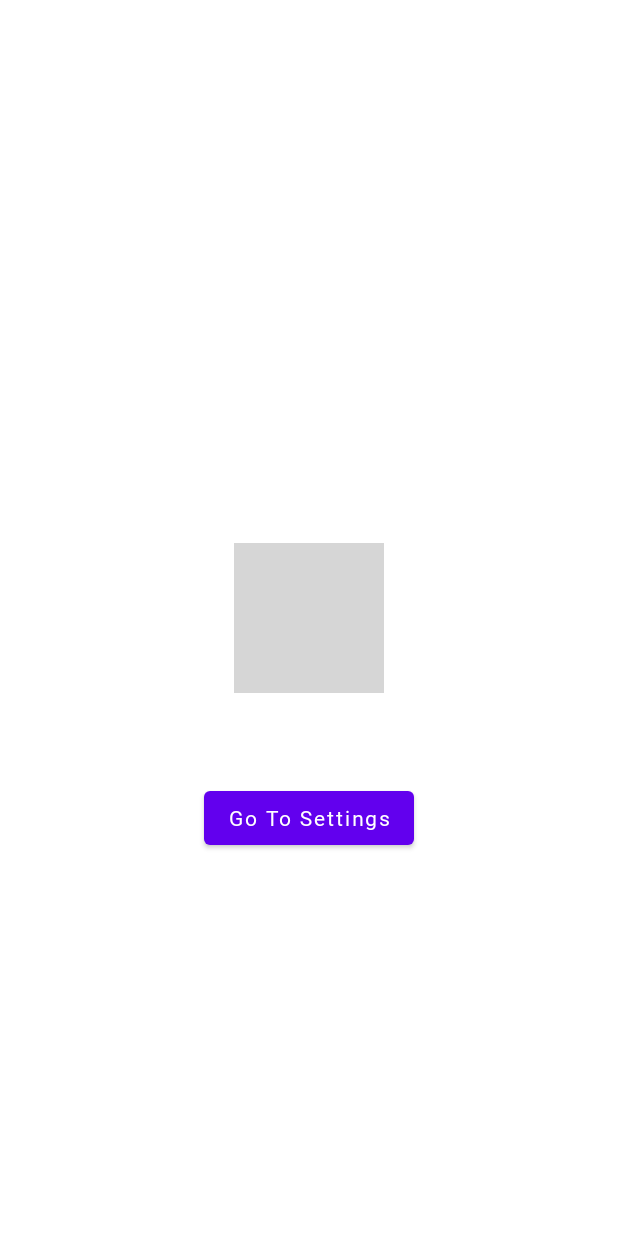
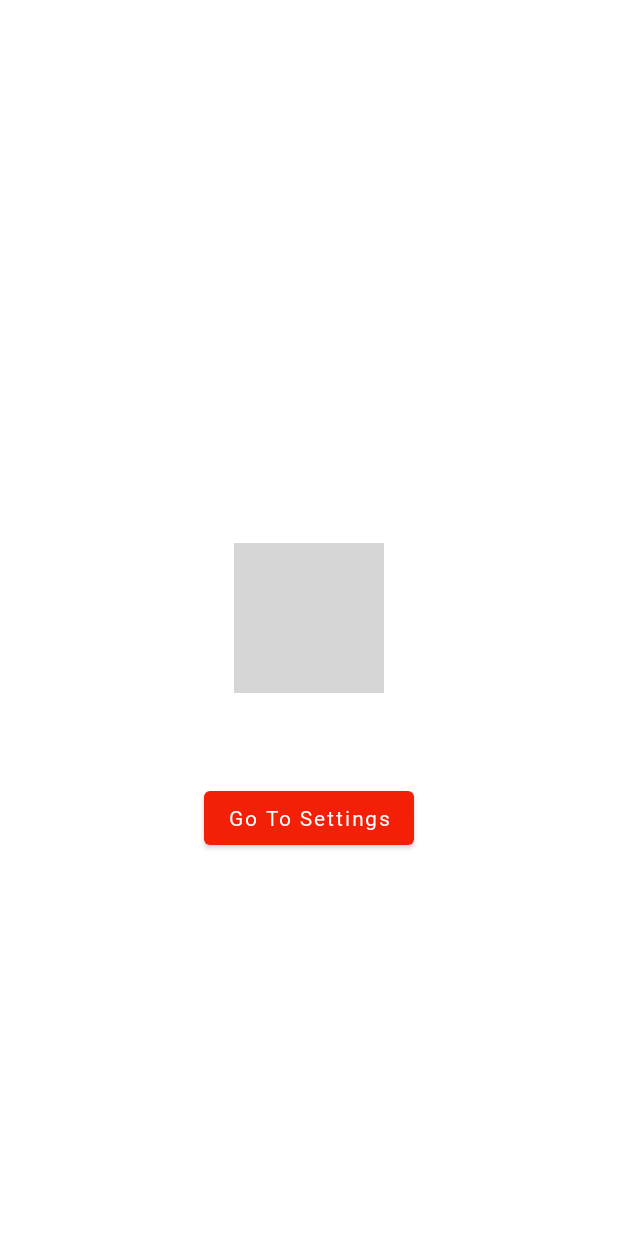
Before and after one commit to piyush921/MusicApp, an Android app: the PermissionDeniedActivity screen opened directly, with no data from a screen before it, on a phone screen of 412 x 824 dp. Run offline under Robolectric (Android 15) with nearby library versions, the phone set to English and light mode, and no system bars; 1 statement that could not run was skipped; grey boxes are pictures that could not be loaded.

Commit message:
rename songsRepository to repository, small changes

```diff
--- a/app/src/main/AndroidManifest.xml
+++ b/app/src/main/AndroidManifest.xml
@@ -10,10 +10,10 @@
 
     <application
         android:name=".MusicApplication"
-        android:allowBackup="true"
-        android:icon="@drawable/icon"
+        android:allowBackup="false"
+        android:icon="@drawable/ic_icon"
         android:label="@string/app_name"
-        android:roundIcon="@drawable/icon"
+        android:roundIcon="@drawable/ic_icon"
         android:supportsRtl="true"
         android:theme="@style/Theme.MusicApp"
         tools:ignore="LockedOrientationActivity">
--- a/app/src/main/java/com/music/app/SongSearch.kt
+++ b/app/src/main/java/com/music/app/SongSearch.kt
@@ -11,7 +11,7 @@ class SongSearch(
         val searchList: MutableList<SongsModel.Audio> = ArrayList()
 
         for (song in songList) {
-            if (song.title.contains(query)) {
+            if (song.title.lowercase().contains(query.lowercase())) {
                 searchList.add(song)
             }
         }
--- a/app/src/main/java/com/music/app/activities/PermissionDeniedActivity.kt
+++ b/app/src/main/java/com/music/app/activities/PermissionDeniedActivity.kt
@@ -1,6 +1,5 @@
 package com.music.app.activities
 
-import androidx.appcompat.app.AppCompatActivity
 import android.os.Bundle
 import android.view.View
 import com.bumptech.glide.Glide
@@ -10,9 +9,10 @@ import com.music.app.databinding.ActivityPermissionDeniedBinding
 import android.content.Intent
 import android.net.Uri
 import android.provider.Settings
+import com.music.app.base.BaseActivity
 
 
-class PermissionDeniedActivity : AppCompatActivity(), View.OnClickListener {
+class PermissionDeniedActivity : BaseActivity(), View.OnClickListener {
 
     private lateinit var binding: ActivityPermissionDeniedBinding
     private var text: String = ""
--- a/app/src/main/java/com/music/app/base/BaseActivity.kt
+++ b/app/src/main/java/com/music/app/base/BaseActivity.kt
@@ -7,7 +7,7 @@ import androidx.appcompat.app.AppCompatActivity
 import com.music.app.Constants
 import com.music.app.R
 import com.music.app.activities.PermissionDeniedActivity
-import com.music.app.songsRepository.SongsRepository
+import com.music.app.repository.SongsRepository
 
 
 open class BaseActivity : AppCompatActivity() {
@@ -24,10 +24,8 @@ open class BaseActivity : AppCompatActivity() {
         when (requestCode) {
             Constants.READ_WRITE_PERMISSION_REQUEST_CODE_SONGS -> {
                 if (grantResults.isNotEmpty() && grantResults[0] == PackageManager.PERMISSION_GRANTED) {
-                    Log.d("thisisdata", "permission granted")
                     songsRepository.getAllSongs()
                 } else {
-                    Log.d("thisisdata", "permission denied or null")
                     val intent = Intent(this, PermissionDeniedActivity::class.java)
                     intent.putExtra(Constants.KEY_TEXT, getString(R.string.permission_denied_read_write_text))
                     intent.putExtra(Constants.KEY_IMAGE, R.drawable.permission_read_write)
--- a/app/src/main/java/com/music/app/songsRepository/SongsRepository.kt
+++ b/app/src/main/java/com/music/app/repository/SongsRepository.kt
@@ -1,4 +1,4 @@
-package com.music.app.songsRepository
+package com.music.app.repository
 
 import android.content.ContentUris
 import android.content.Context
@@ -7,6 +7,7 @@ import android.os.Build
 import android.os.Handler
 import android.os.Looper
 import android.provider.MediaStore
+import android.util.Log
 import com.music.app.models.SongsModel
 import com.music.app.utils.PermissionUtils
 import java.util.concurrent.Callable
@@ -113,7 +114,6 @@ open class SongsRepository(var context: Context, val listener: GetSongsListener)
                         if (Build.VERSION.SDK_INT < Build.VERSION_CODES.Q) {
                             albumArt = getAlbumUri(albumId)
                         }
-
                         audioList.add(SongsModel.Audio(contentUri, title, duration, size, id
                             , albumId, albumArt, album, artist, dateAdded, displayName, false))
                     }
--- a/app/src/main/java/com/music/app/services/PlayerService.kt
+++ b/app/src/main/java/com/music/app/services/PlayerService.kt
@@ -18,6 +18,8 @@ import com.google.android.exoplayer2.SimpleExoPlayer
 import com.google.android.exoplayer2.source.ConcatenatingMediaSource
 import com.google.android.exoplayer2.source.MediaSource
 import com.google.android.exoplayer2.source.ProgressiveMediaSource
+import com.google.android.exoplayer2.source.TrackGroupArray
+import com.google.android.exoplayer2.trackselection.TrackSelectionArray
 import com.google.android.exoplayer2.ui.PlayerNotificationManager
 import com.google.android.exoplayer2.upstream.DefaultDataSourceFactory
 import com.google.android.exoplayer2.util.Util
@@ -203,7 +205,8 @@ open class PlayerService : Service(),
         val intent = Intent()
         intent.action = ACTION_PLAYER
         intent.putExtra(Constants.KEY_PLAYER_STATE, state)
+        LocalBroadcastManager.getInstance(context).sendBroadcast(intent)
+
         prefsHelper.savePref(PrefsHelper.PLAYER_STATE, state)
-        LocalBroadcastManager.getInstance(context).sendBroadcast(intent)
     }
 }
--- a/app/src/main/res/layout/activity_home.xml
+++ b/app/src/main/res/layout/activity_home.xml
@@ -72,7 +72,7 @@
             android:id="@+id/shimmer_layout"
             android:layout_width="match_parent"
             android:layout_height="wrap_content"
-            app:layout_constraintTop_toBottomOf="@+id/search_layout"
+            app:layout_constraintTop_toBottomOf="@id/search_layout"
             app:shimmer_auto_start="true">
 
             <androidx.recyclerview.widget.RecyclerView
--- a/app/src/main/res/layout/item_home_list_idle.xml
+++ b/app/src/main/res/layout/item_home_list_idle.xml
@@ -11,7 +11,6 @@
         android:layout_width="80dp"
         android:layout_height="80dp"
         android:padding="15dp"
-        android:src="@drawable/album_2"
         app:layout_constraintLeft_toLeftOf="parent"
         app:layout_constraintTop_toTopOf="parent" />
 
@@ -24,7 +23,6 @@
         android:maxLength="25"
         android:textColor="@color/black"
         android:textSize="16sp"
-        android:text="Song name"
         app:layout_constraintBottom_toBottomOf="parent"
         app:layout_constraintStart_toEndOf="@+id/song_poster"
         app:layout_constraintTop_toTopOf="parent"
@@ -34,7 +32,6 @@
         android:id="@+id/album_name"
         android:layout_width="wrap_content"
         android:layout_height="wrap_content"
-        android:text="dsdsdsdsds"
         app:layout_constraintTop_toBottomOf="@id/song_name"
         app:layout_constraintLeft_toRightOf="@id/song_poster"/>
 
--- a/app/src/main/res/layout/layout_music_player_bottom_sheet.xml
+++ b/app/src/main/res/layout/layout_music_player_bottom_sheet.xml
@@ -1,7 +1,6 @@
 <?xml version="1.0" encoding="utf-8"?>
 <androidx.constraintlayout.widget.ConstraintLayout xmlns:android="http://schemas.android.com/apk/res/android"
     xmlns:app="http://schemas.android.com/apk/res-auto"
-    xmlns:tools="http://schemas.android.com/tools"
     android:id="@+id/bottom_sheet"
     android:layout_width="match_parent"
     android:layout_height="match_parent"
@@ -185,7 +184,7 @@
                 app:layout_constraintEnd_toEndOf="parent"
                 app:layout_constraintTop_toTopOf="parent" />
 
-            <SeekBar
+            <com.google.android.exoplayer2.ui.DefaultTimeBar
                 android:id="@+id/seekbar"
                 style="@style/Widget.AppCompat.ProgressBar.Horizontal"
                 android:layout_width="match_parent"
--- a/app/src/main/res/values-night-v31/themes.xml
+++ b/app/src/main/res/values-night-v31/themes.xml
@@ -17,7 +17,7 @@
         <item name="fontFamily">@font/recursive</item>
 
         <item name="android:windowSplashScreenBackground">@color/black</item>
-        <item name="android:windowSplashScreenAnimationDuration">1000</item>
+        <item name="android:windowSplashScreenAnimationDuration">2000</item>
         <item name="android:windowSplashScreenIconBackgroundColor">@color/black</item>
         <item name="android:windowSplashScreenAnimatedIcon">@drawable/animation_splash</item>
     </style>
--- a/app/src/main/res/values-v31/themes.xml
+++ b/app/src/main/res/values-v31/themes.xml
@@ -17,7 +17,7 @@
         <item name="fontFamily">@font/recursive</item>
 
         <item name="android:windowSplashScreenBackground">@color/white</item>
-        <item name="android:windowSplashScreenAnimationDuration">1000</item>
+        <item name="android:windowSplashScreenAnimationDuration">2000</item>
         <item name="android:windowSplashScreenIconBackgroundColor">@color/white</item>
         <item name="android:windowSplashScreenAnimatedIcon">@drawable/animation_splash</item>
     </style>
--- a/app/src/main/res/values/colors.xml
+++ b/app/src/main/res/values/colors.xml
@@ -1,8 +1,8 @@
 <?xml version="1.0" encoding="utf-8"?>
 <resources>
-    <color name="purple_200">#FFBB86FC</color>
-    <color name="purple_500">#FF6200EE</color>
-    <color name="purple_700">#FF3700B3</color>
+    <color name="purple_200">#000000</color>
+    <color name="purple_500">#f31f07</color>
+    <color name="purple_700">#00b3ff</color>
     <color name="teal_200">#FF03DAC5</color>
     <color name="teal_700">#FF018786</color>
     <color name="black">#FF000000</color>
```
Also changed, not shown: app/src/main/java/com/music/app/activities/HomeActivity.kt (+38 -21 lines), app/src/main/res/drawable/ic_icon.png (renamed from app/src/main/res/drawable/icon.png), app/src/main/res/drawable/icon.gif (added).
